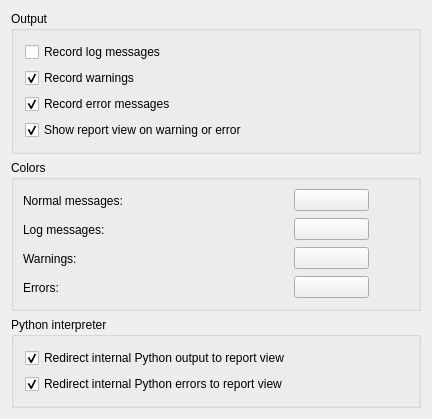
Above: src/Gui/DlgReportView.ui from berndhahnebach/All_FreeCAD before the change. Below: the same form after it.
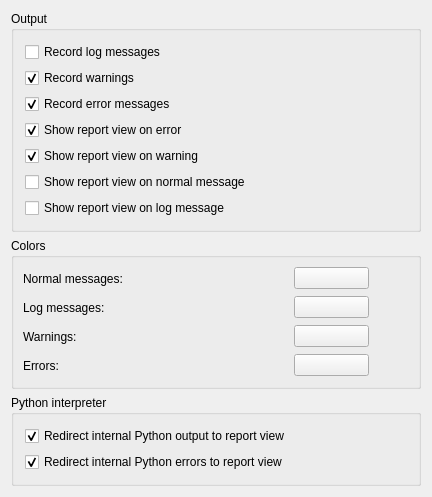
That is the form after the change. Custom widgets are drawn as their Qt base class.

Commit message: [Report View] add options to show report view on warning, error, normal, and log message types individually

Patch:
```diff
--- a/src/Gui/DlgReportView.ui
+++ b/src/Gui/DlgReportView.ui
@@ -87,19 +87,79 @@
        </widget>
       </item>
       <item row="3" column="0">
-       <widget class="Gui::PrefCheckBox" name="checkShowReportViewOnWarningOrError">
+       <widget class="Gui::PrefCheckBox" name="checkShowReportViewOnError">
         <property name="toolTip">
          <string>When an error has occurred, the Report View dialog becomes visible
 on-screen while displaying the error</string>
         </property>
         <property name="text">
-         <string>Show report view on warning or error</string>
+         <string>Show report view on error</string>
         </property>
         <property name="checked">
          <bool>true</bool>
         </property>
         <property name="prefEntry" stdset="0">
-         <cstring>checkShowReportViewOnWarningOrError</cstring>
+         <cstring>checkShowReportViewOnError</cstring>
+        </property>
+        <property name="prefPath" stdset="0">
+         <cstring>OutputWindow</cstring>
+        </property>
+       </widget>
+      </item>
+      <item row="4" column="0">
+       <widget class="Gui::PrefCheckBox" name="checkShowReportViewOnWarning">
+        <property name="toolTip">
+         <string>When a warning has occurred, the Report View dialog becomes visible
+on-screen while displaying the warning</string>
+        </property>
+        <property name="text">
+         <string>Show report view on warning</string>
+        </property>
+        <property name="checked">
+         <bool>true</bool>
+        </property>
+        <property name="prefEntry" stdset="0">
+         <cstring>checkShowReportViewOnWarning</cstring>
+        </property>
+        <property name="prefPath" stdset="0">
+         <cstring>OutputWindow</cstring>
+        </property>
+       </widget>
+      </item>
+      <item row="5" column="0">
+       <widget class="Gui::PrefCheckBox" name="checkShowReportViewOnNormalMessage">
+        <property name="toolTip">
+         <string>When a normal message has occurred, the Report View dialog becomes visible
+on-screen while displaying the message</string>
+        </property>
+        <property name="text">
+         <string>Show report view on normal message</string>
+        </property>
+        <property name="checked">
+         <bool>false</bool>
+        </property>
+        <property name="prefEntry" stdset="0">
+         <cstring>checkShowReportViewOnNormalMessage</cstring>
+        </property>
+        <property name="prefPath" stdset="0">
+         <cstring>OutputWindow</cstring>
+        </property>
+       </widget>
+      </item>
+      <item row="6" column="0">
+       <widget class="Gui::PrefCheckBox" name="checkShowReportViewOnLogMessage">
+        <property name="toolTip">
+         <string>When a log message has occurred, the Report View dialog becomes visible
+on-screen while displaying the log message</string>
+        </property>
+        <property name="text">
+         <string>Show report view on log message</string>
+        </property>
+        <property name="checked">
+         <bool>false</bool>
+        </property>
+        <property name="prefEntry" stdset="0">
+         <cstring>checkShowReportViewOnLogMessage</cstring>
         </property>
         <property name="prefPath" stdset="0">
          <cstring>OutputWindow</cstring>
```
Left out of the diff: 5 changed lines with no effect on the pictures. The commit also changes 3 other files.
